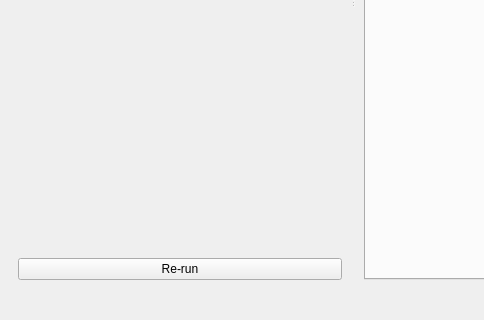
Qt form src/VeraGrid/Gui/SigmaAnalysis/sigma_analysis_gui.ui (JordiBejarUPC/veragrid-hvdc-bipolar-pfc) before a commit; both pictures show x 0 to 484 and y 323 to 643 of the 1078 by 643 pixel window.
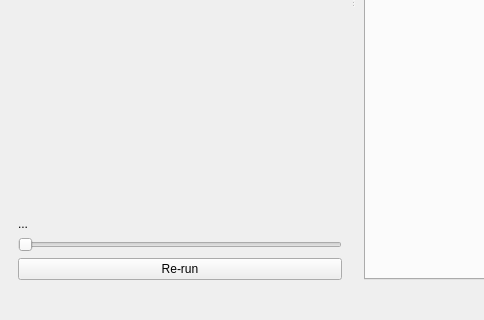
The same form after that commit. Icons and pictures are not drawn. Custom widgets are drawn as their Qt base class.

Commit message: added time slider

Patch:
```diff
--- a/src/VeraGrid/Gui/SigmaAnalysis/sigma_analysis_gui.ui
+++ b/src/VeraGrid/Gui/SigmaAnalysis/sigma_analysis_gui.ui
@@ -124,6 +124,20 @@
           </property>
          </spacer>
         </item>
+        <item>
+         <widget class="QLabel" name="timeLabel">
+          <property name="text">
+           <string>...</string>
+          </property>
+         </widget>
+        </item>
+        <item>
+         <widget class="QSlider" name="timeSlider">
+          <property name="orientation">
+           <enum>Qt::Orientation::Horizontal</enum>
+          </property>
+         </widget>
+        </item>
         <item>
          <widget class="QPushButton" name="sigmaRerunButton">
           <property name="text">
```
The commit also changes 4 other files.
